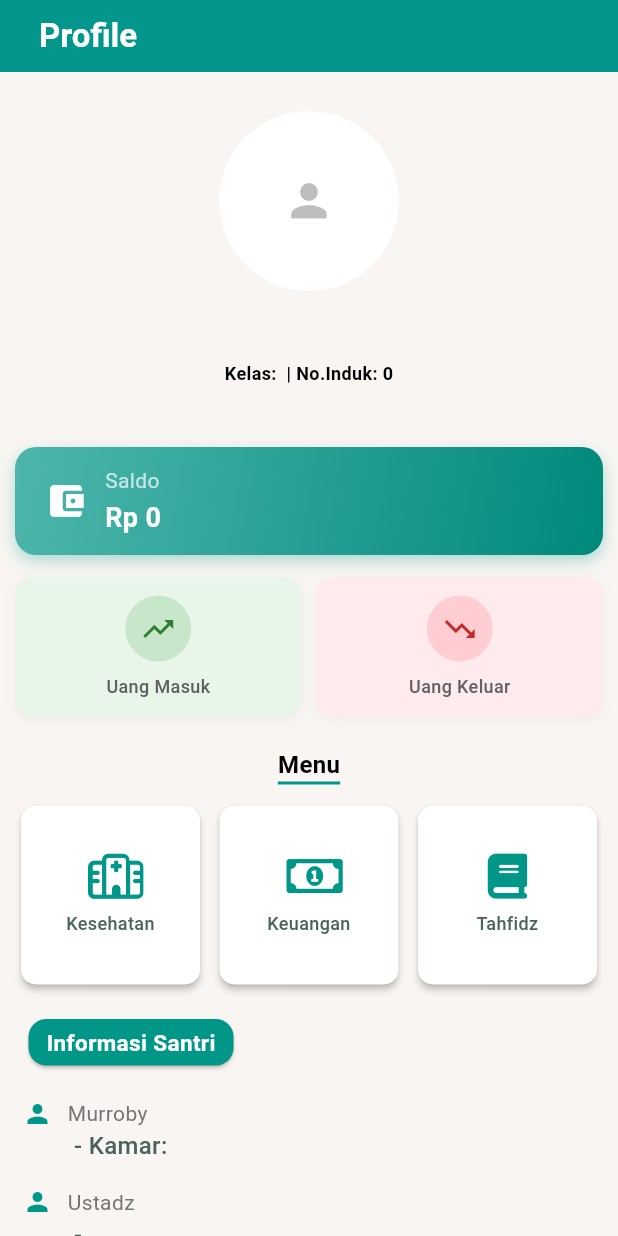
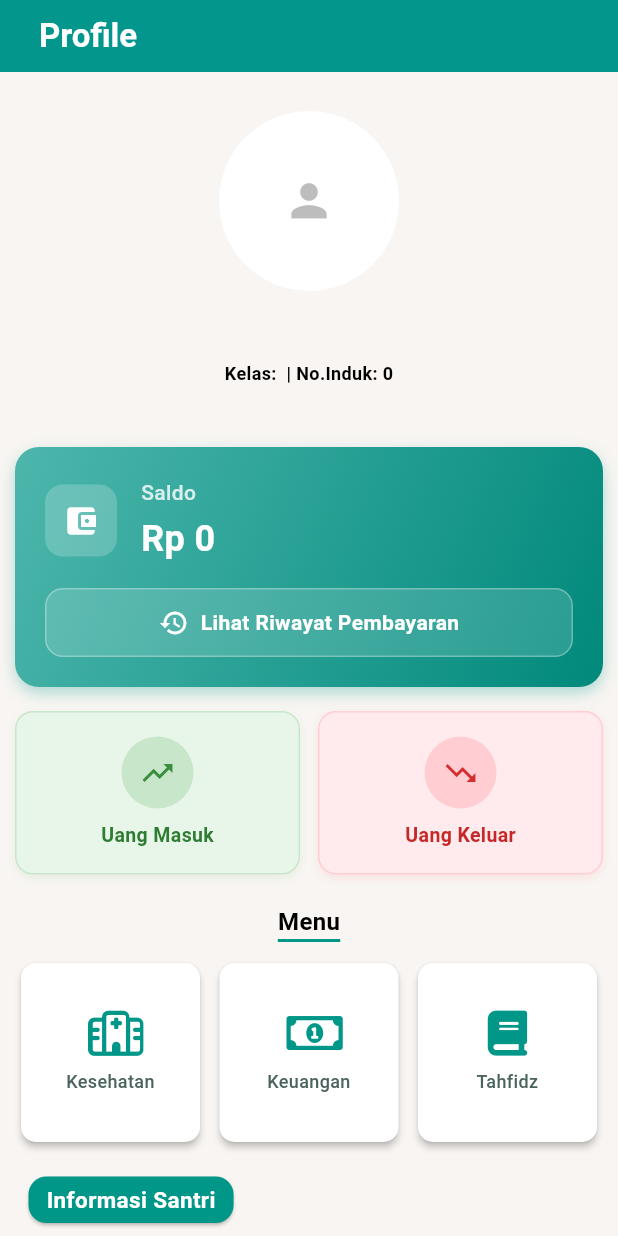
Before and after one commit to muhammadalifalhusain/PPATQ-RF_MobileAPK, a Flutter app: the ProfileDashboard screen opened directly, on a phone screen of 412 x 824 dp. Run offline on Flutter 3.47's test engine with Material 3 defaults, Android fonts, the phone set to English and light mode, and no system bars; our stand-ins replace carousel_slider, flutter_html, flutter_vector_icons, font_awesome_flutter, image_picker and 1 more; missing offline and left inert: dart:ffi; accounts and stored records are empty.

Commit message:
update card saldo add riwayat bayar section

```diff
--- a/frontend/lib/providers/auth_provider.dart
+++ b/frontend/lib/providers/auth_provider.dart
@@ -22,7 +22,6 @@ class AuthProvider with ChangeNotifier {
   // Auth Service
   final LoginService _loginService = LoginService();
 
-  // Constructor - check if user is already logged in
   AuthProvider() {
     _checkLoginStatus();
   }
@@ -62,7 +61,6 @@ class AuthProvider with ChangeNotifier {
       );
 
 
-      // Save login data
       await _saveLoginData(response);
 
       _loginResponse = response;
--- a/frontend/lib/screens/dashboard/profile_dashboard.dart
+++ b/frontend/lib/screens/dashboard/profile_dashboard.dart
@@ -162,7 +162,7 @@ class _ProfileDashboardState extends State<ProfileDashboard> {
                       padding: EdgeInsets.symmetric(horizontal: 10),
                       child: Container(
                         width: double.infinity,
-                        padding: EdgeInsets.symmetric(horizontal: 20, vertical: 12),
+                        padding: EdgeInsets.all(20),
                         decoration: BoxDecoration(
                           gradient: LinearGradient(
                             colors: [
@@ -172,7 +172,7 @@ class _ProfileDashboardState extends State<ProfileDashboard> {
                             begin: Alignment.topLeft,
                             end: Alignment.bottomRight,
                           ),
-                          borderRadius: BorderRadius.circular(14),
+                          borderRadius: BorderRadius.circular(16),
                           boxShadow: [
                             BoxShadow(
                               color: Colors.teal.withOpacity(0.3),
@@ -181,37 +181,98 @@ class _ProfileDashboardState extends State<ProfileDashboard> {
                             ),
                           ],
                         ),
-                        child: Row(
-                          crossAxisAlignment: CrossAxisAlignment.center,
+                        child: Column(
                           children: [
-                            Icon(Icons.account_balance_wallet, color: Colors.white, size: 28),
-                            SizedBox(width: 12),
-                            Column(
+                            // Header dengan icon dan saldo
+                            Row(
+                              children: [
+                                Container(
+                                  padding: EdgeInsets.all(12),
+                                  decoration: BoxDecoration(
+                                    color: Colors.white.withOpacity(0.2),
+                                    borderRadius: BorderRadius.circular(12),
+                                  ),
+                                  child: Icon(
+                                    Icons.account_balance_wallet,
+                                    color: Colors.white,
+                                    size: 24,
+                                  ),
+                                ),
+                                SizedBox(width: 16),
+                                Expanded(
+                                  child: Column(
                                     crossAxisAlignment: CrossAxisAlignment.start,
                                     children: [
                                       Text(
                                         'Saldo',
                                         style: TextStyle(
                                           fontSize: 14,
-                                    color: Colors.white70,
+                                          color: Colors.white.withOpacity(0.8),
+                                          fontWeight: FontWeight.w500,
                                         ),
                                       ),
-                                SizedBox(height: 2),
+                                      SizedBox(height: 4),
                                       Text(
                                         currencyFormat.format(_loginData?.keuangan.saldo ?? 0),
                                         style: TextStyle(
-                                    fontSize: 18,
+                                          fontSize: 24,
                                           fontWeight: FontWeight.bold,
                                           color: Colors.white,
                                         ),
                                       ),
                                     ],
                                   ),
+                                ),
+                              ],
+                            ),
+
+                            SizedBox(height: 16),
+
+                            InkWell(
+                              onTap: () {
+                                // Navigate to history
+                              },
+                              borderRadius: BorderRadius.circular(12),
+                              child: Container(
+                                width: double.infinity,
+                                padding: EdgeInsets.symmetric(vertical: 12, horizontal: 16),
+                                decoration: BoxDecoration(
+                                  color: Colors.white.withOpacity(0.15),
+                                  borderRadius: BorderRadius.circular(12),
+                                  border: Border.all(
+                                    color: Colors.white.withOpacity(0.3),
+                                    width: 1,
+                                  ),
+                                ),
+                                child: Row(
+                                  mainAxisAlignment: MainAxisAlignment.center,
+                                  children: [
+                                    Icon(
+                                      Icons.history,
+                                      color: Colors.white,
+                                      size: 20,
+                                    ),
+                                    SizedBox(width: 8),
+                                    Text(
+                                      'Lihat Riwayat Pembayaran',
+                                      style: TextStyle(
+                                        color: Colors.white,
+                                        fontSize: 14,
+                                        fontWeight: FontWeight.w600,
+                                      ),
+                                    ),
                                   ],
                                 ),
                               ),
                             ),
-                    SizedBox(height: 15),
+                          ],
+                        ),
+                      ),
+                    ),
+
+                    SizedBox(height: 16),
+
+                    // Action Buttons
                     Padding(
                       padding: EdgeInsets.symmetric(horizontal: 10),
                       child: Row(
@@ -225,15 +286,20 @@ class _ProfileDashboardState extends State<ProfileDashboard> {
                                   MaterialPageRoute(builder: (context) => SakuMasukScreen()),
                                 );
                               },
+                              borderRadius: BorderRadius.circular(12),
                               child: Container(
-                                padding: EdgeInsets.symmetric(vertical: 12),
+                                padding: EdgeInsets.symmetric(vertical: 16),
                                 decoration: BoxDecoration(
                                   color: Colors.green.shade50,
                                   borderRadius: BorderRadius.circular(12),
+                                  border: Border.all(
+                                    color: Colors.green.shade100,
+                                    width: 1,
+                                  ),
                                   boxShadow: [
                                     BoxShadow(
-                                      color: Colors.grey.withOpacity(0.1),
-                                      blurRadius: 6,
+                                      color: Colors.green.withOpacity(0.1),
+                                      blurRadius: 4,
                                       offset: Offset(0, 2),
                                     ),
                                   ],
@@ -242,22 +308,24 @@ class _ProfileDashboardState extends State<ProfileDashboard> {
                                   mainAxisAlignment: MainAxisAlignment.center,
                                   children: [
                                     Container(
-                                      padding: EdgeInsets.all(10),
+                                      padding: EdgeInsets.all(12),
                                       decoration: BoxDecoration(
                                         color: Colors.green.shade100,
                                         shape: BoxShape.circle,
                                       ),
-                                      child: Icon(Icons.trending_up,
-                                                color: Colors.green.shade800,
-                                                size: 24),
+                                      child: Icon(
+                                        Icons.trending_up,
+                                        color: Colors.green.shade700,
+                                        size: 24,
+                                      ),
                                     ),
                                     SizedBox(height: 8),
                                     Text(
                                       'Uang Masuk',
                                       style: TextStyle(
-                                        fontSize: 12,
-                                        color: Colors.grey.shade700,
-                                        fontWeight: FontWeight.w500,
+                                        fontSize: 13,
+                                        color: Colors.green.shade800,
+                                        fontWeight: FontWeight.w600,
                                       ),
                                     ),
                                   ],
@@ -265,7 +333,9 @@ class _ProfileDashboardState extends State<ProfileDashboard> {
                               ),
                             ),
                           ),
-                          SizedBox(width: 10),
+
+                          SizedBox(width: 12),
+
                           // Uang Keluar
                           Expanded(
                             child: InkWell(
@@ -275,15 +345,20 @@ class _ProfileDashboardState extends State<ProfileDashboard> {
                                   MaterialPageRoute(builder: (context) => SakuKeluarScreen()),
                                 );
                               },
+                              borderRadius: BorderRadius.circular(12),
                               child: Container(
-                                padding: EdgeInsets.symmetric(vertical: 12),
+                                padding: EdgeInsets.symmetric(vertical: 16),
                                 decoration: BoxDecoration(
                                   color: Colors.red.shade50,
                                   borderRadius: BorderRadius.circular(12),
+                                  border: Border.all(
+                                    color: Colors.red.shade100,
+                                    width: 1,
+                                  ),
                                   boxShadow: [
                                     BoxShadow(
-                                      color: Colors.grey.withOpacity(0.1),
-                                      blurRadius: 6,
+                                      color: Colors.red.withOpacity(0.1),
+                                      blurRadius: 4,
                                       offset: Offset(0, 2),
                                     ),
                                   ],
@@ -292,22 +367,24 @@ class _ProfileDashboardState extends State<ProfileDashboard> {
                                   mainAxisAlignment: MainAxisAlignment.center,
                                   children: [
                                     Container(
-                                      padding: EdgeInsets.all(10),
+                                      padding: EdgeInsets.all(12),
                                       decoration: BoxDecoration(
                                         color: Colors.red.shade100,
                                         shape: BoxShape.circle,
                                       ),
-                                      child: Icon(Icons.trending_down,
-                                                color: Colors.red.shade800,
-                                                size: 24),
+                                      child: Icon(
+                                        Icons.trending_down,
+                                        color: Colors.red.shade700,
+                                        size: 24,
+                                      ),
                                     ),
                                     SizedBox(height: 8),
                                     Text(
                                       'Uang Keluar',
                                       style: TextStyle(
-                                        fontSize: 12,
-                                        color: Colors.grey.shade700,
-                                        fontWeight: FontWeight.w500,
+                                        fontSize: 13,
+                                        color: Colors.red.shade800,
+                                        fontWeight: FontWeight.w600,
                                       ),
                                     ),
                                   ],
--- a/frontend/lib/screens/ketahfidzan_screen.dart
+++ b/frontend/lib/screens/ketahfidzan_screen.dart
@@ -167,7 +167,7 @@ class _KetahfidzanScreenState extends State<KetahfidzanScreen> {
     return SingleChildScrollView(
       physics: const BouncingScrollPhysics(),
       child: Padding(
-        padding: const EdgeInsets.all(16.0),
+        padding: const EdgeInsets.all(5.0),
         child: Column(
           crossAxisAlignment: CrossAxisAlignment.start,
           children: [
```
Also changed, not shown: frontend/lib/models/riwayat_bayar_model.dart (added, +93 -0 lines), frontend/lib/screens/dashboard/main.dart (+2 -10 lines), 1 other file. Lines whose indentation alone changed are shown as unchanged.
